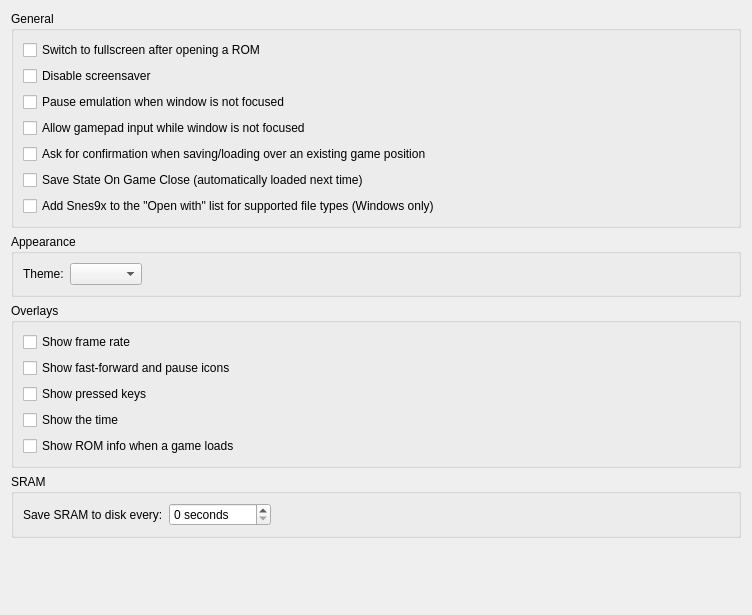
First picture: the form in qt/src/GeneralPanel.ui, repository Deathsoul56/snes9xrd, before the edit.
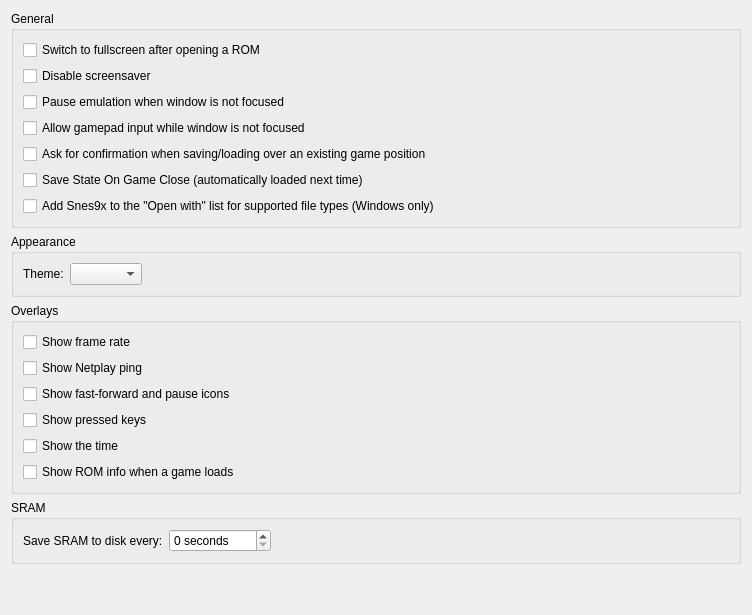
Second picture: the form after the edit.

Commit message: feat(qt): v0.6 - Netplay Controller Ports auto-fix, Netplay ping overlay

Patch:
```diff
--- a/qt/src/GeneralPanel.ui
+++ b/qt/src/GeneralPanel.ui
@@ -117,6 +117,13 @@
         </property>
        </widget>
       </item>
+      <item>
+       <widget class="QCheckBox" name="checkBox_show_ping">
+        <property name="text">
+         <string>Show Netplay ping</string>
+        </property>
+       </widget>
+      </item>
       <item>
        <widget class="QCheckBox" name="checkBox_show_indicators">
         <property name="text">
```
The commit also changes 12 other files.
